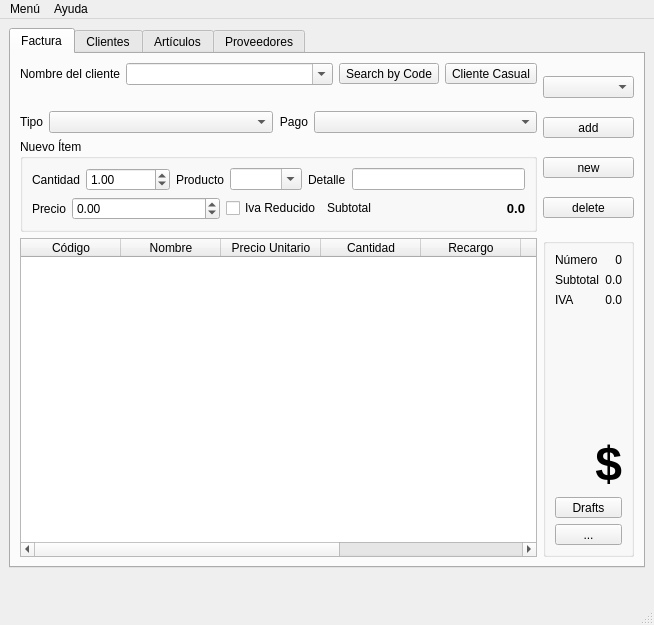
First picture: the form in banta/res/ui/main.ui, repository jerobarraco/banta, before the edit.
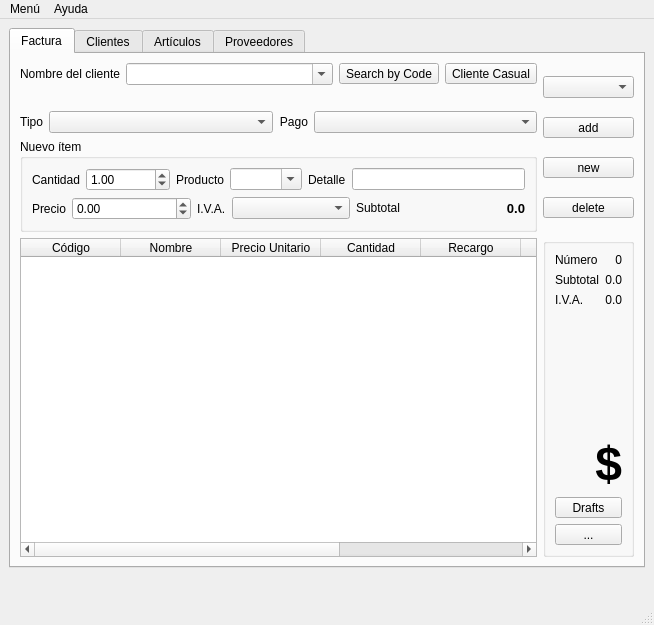
Second picture: the form after the edit. Icons and pictures are not drawn.

Commit message: type taxes in the main window, working

```diff
--- a/banta/res/ui/main.ui
+++ b/banta/res/ui/main.ui
@@ -148,7 +148,7 @@
              </sizepolicy>
             </property>
             <property name="title">
-             <string>Nuevo Ítem</string>
+             <string>Nuevo ítem</string>
             </property>
             <layout class="QVBoxLayout" name="verticalLayout_5">
              <item>
@@ -243,18 +243,21 @@
                 </widget>
                </item>
                <item>
-                <widget class="QCheckBox" name="chBProdReducible">
+                <widget class="QLabel" name="label_4">
                  <property name="sizePolicy">
-                  <sizepolicy hsizetype="Fixed" vsizetype="Fixed">
+                  <sizepolicy hsizetype="Fixed" vsizetype="Preferred">
                    <horstretch>0</horstretch>
                    <verstretch>0</verstretch>
                   </sizepolicy>
                  </property>
                  <property name="text">
-                  <string>Iva Reducido</string>
+                  <string>I.V.A.</string>
                  </property>
                 </widget>
                </item>
+               <item>
+                <widget class="QComboBox" name="cb_billIva"/>
+               </item>
                <item>
                 <widget class="QLabel" name="label_19">
                  <property name="sizePolicy">
@@ -513,7 +516,7 @@
                 </sizepolicy>
                </property>
                <property name="text">
-                <string>IVA</string>
+                <string>I.V.A.</string>
                </property>
               </widget>
              </item>
```
Left out of the diff: 1 changed line with no effect on the pictures. The commit also changes 5 other files.
